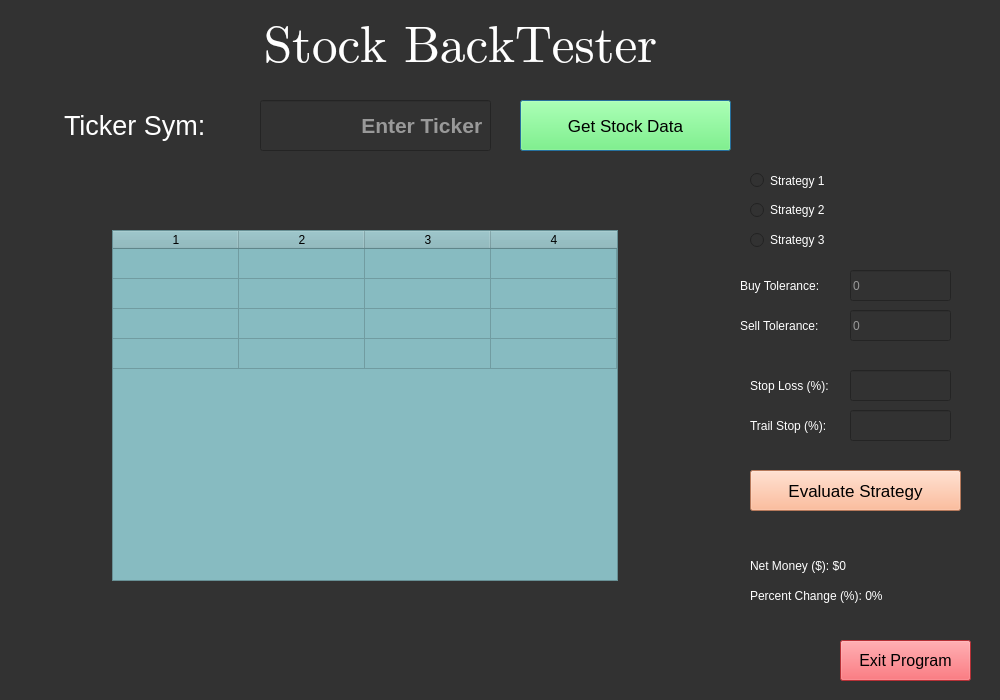
ArunJayaraman95/Industrial-Python-Project, file StockGUI.ui: the form before one commit.
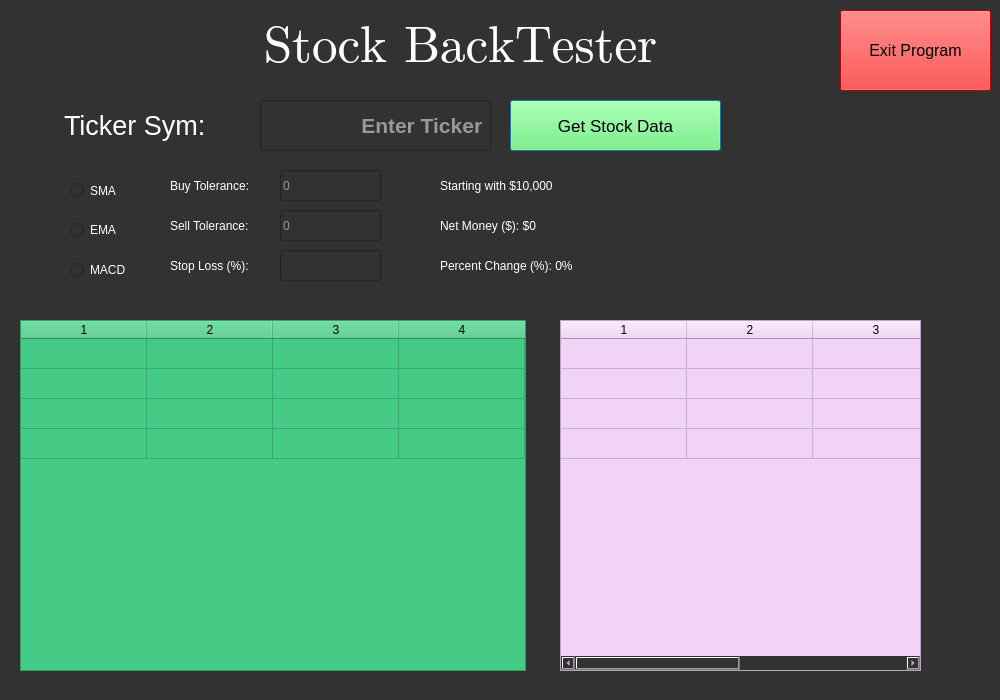
The form after the commit.

Commit message: Second table. Color palette revamp

Patch:
```diff
--- a/StockGUI.ui
+++ b/StockGUI.ui
@@ -20,7 +20,7 @@
   <widget class="QPushButton" name="GetStockDataButton">
    <property name="geometry">
     <rect>
-     <x>520</x>
+     <x>510</x>
      <y>100</y>
      <width>211</width>
      <height>51</height>
@@ -42,40 +42,40 @@
   <widget class="QRadioButton" name="radioButton">
    <property name="geometry">
     <rect>
-     <x>750</x>
-     <y>170</y>
+     <x>70</x>
+     <y>180</y>
      <width>91</width>
      <height>21</height>
     </rect>
    </property>
    <property name="text">
-    <string>Strategy 1</string>
+    <string>SMA</string>
    </property>
   </widget>
   <widget class="QRadioButton" name="radioButton_2">
    <property name="geometry">
     <rect>
-     <x>750</x>
-     <y>200</y>
+     <x>70</x>
+     <y>220</y>
      <width>95</width>
      <height>20</height>
     </rect>
    </property>
    <property name="text">
-    <string>Strategy 2</string>
+    <string>EMA</string>
    </property>
   </widget>
   <widget class="QRadioButton" name="radioButton_3">
    <property name="geometry">
     <rect>
-     <x>750</x>
-     <y>230</y>
+     <x>70</x>
+     <y>260</y>
      <width>95</width>
      <height>20</height>
     </rect>
    </property>
    <property name="text">
-    <string>Strategy 3</string>
+    <string>MACD</string>
    </property>
   </widget>
   <widget class="QLabel" name="label">
@@ -103,8 +103,8 @@
   <widget class="QLabel" name="NetMoneyLabel">
    <property name="geometry">
     <rect>
-     <x>750</x>
-     <y>550</y>
+     <x>440</x>
+     <y>210</y>
      <width>131</width>
      <height>31</height>
     </rect>
@@ -116,8 +116,8 @@
   <widget class="QLabel" name="PercentChangeLabel">
    <property name="geometry">
     <rect>
-     <x>750</x>
-     <y>580</y>
+     <x>440</x>
+     <y>250</y>
      <width>151</width>
      <height>31</height>
     </rect>
@@ -144,28 +144,6 @@
     <string>Ticker Sym:</string>
    </property>
   </widget>
-  <widget class="QPushButton" name="evaluateStrategyButton">
-   <property name="geometry">
-    <rect>
-     <x>750</x>
-     <y>470</y>
-     <width>211</width>
-     <height>41</height>
-    </rect>
-   </property>
-   <property name="font">
-    <font>
-     <pointsize>13</pointsize>
-    </font>
-   </property>
-   <property name="styleSheet">
-    <string notr="true">background-color: rgb(255, 170, 127);
-color: #000;</string>
-   </property>
-   <property name="text">
-    <string>Evaluate Strategy</string>
-   </property>
-  </widget>
   <widget class="QLineEdit" name="tickerEdit">
    <property name="geometry">
     <rect>
@@ -195,18 +173,8 @@
   <widget class="QLineEdit" name="stopLossEdit">
    <property name="geometry">
     <rect>
-     <x>850</x>
-     <y>370</y>
-     <width>101</width>
-     <height>31</height>
-    </rect>
-   </property>
-  </widget>
-  <widget class="QLineEdit" name="trailStopEdit">
-   <property name="geometry">
-    <rect>
-     <x>850</x>
-     <y>410</y>
+     <x>280</x>
+     <y>250</y>
      <width>101</width>
      <height>31</height>
     </rect>
@@ -215,8 +183,8 @@
   <widget class="QLabel" name="stopLossLabel">
    <property name="geometry">
     <rect>
-     <x>750</x>
-     <y>370</y>
+     <x>170</x>
+     <y>250</y>
      <width>91</width>
      <height>31</height>
     </rect>
@@ -225,26 +193,13 @@
     <string>Stop Loss (%):</string>
    </property>
   </widget>
-  <widget class="QLabel" name="trailLabel">
-   <property name="geometry">
-    <rect>
-     <x>750</x>
-     <y>410</y>
-     <width>91</width>
-     <height>31</height>
-    </rect>
-   </property>
-   <property name="text">
-    <string>Trail Stop (%):</string>
-   </property>
-  </widget>
   <widget class="QPushButton" name="exitButton">
    <property name="geometry">
     <rect>
      <x>840</x>
-     <y>640</y>
-     <width>131</width>
-     <height>41</height>
+     <y>10</y>
+     <width>151</width>
+     <height>81</height>
     </rect>
    </property>
    <property name="font">
@@ -253,7 +208,7 @@
     </font>
    </property>
    <property name="styleSheet">
-    <string notr="true">background-color: rgb(255, 67, 76);
+    <string notr="true">background-color: #F00;
 color: rgb(0, 0, 0);</string>
    </property>
    <property name="text">
@@ -263,8 +218,8 @@
   <widget class="QTableWidget" name="actionLog">
    <property name="geometry">
     <rect>
-     <x>112</x>
-     <y>230</y>
+     <x>20</x>
+     <y>320</y>
      <width>506</width>
      <height>351</height>
     </rect>
@@ -282,7 +237,7 @@
     </font>
    </property>
    <property name="styleSheet">
-    <string notr="true">background-color: rgb(135, 187, 193);
+    <string notr="true">background-color: #45CB85;
 color: rgb(0, 0, 0);</string>
    </property>
    <property name="lineWidth">
@@ -318,8 +273,8 @@
   <widget class="QLabel" name="buyTollLabel">
    <property name="geometry">
     <rect>
-     <x>740</x>
-     <y>270</y>
+     <x>170</x>
+     <y>170</y>
      <width>101</width>
      <height>31</height>
     </rect>
@@ -331,8 +286,8 @@
   <widget class="QLineEdit" name="buyToleranceEdit">
    <property name="geometry">
     <rect>
-     <x>850</x>
-     <y>270</y>
+     <x>280</x>
+     <y>170</y>
      <width>101</width>
      <height>31</height>
     </rect>
@@ -344,8 +299,8 @@
   <widget class="QLabel" name="sellTolLabel">
    <property name="geometry">
     <rect>
-     <x>740</x>
-     <y>310</y>
+     <x>170</x>
+     <y>210</y>
      <width>101</width>
      <height>31</height>
     </rect>
@@ -357,8 +312,8 @@
   <widget class="QLineEdit" name="sellToleranceEdit">
    <property name="geometry">
     <rect>
-     <x>850</x>
-     <y>310</y>
+     <x>280</x>
+     <y>210</y>
      <width>101</width>
      <height>31</height>
     </rect>
@@ -367,6 +322,74 @@
     <string>0</string>
    </property>
   </widget>
+  <widget class="QTableWidget" name="summaryTable">
+   <property name="geometry">
+    <rect>
+     <x>560</x>
+     <y>320</y>
+     <width>361</width>
+     <height>351</height>
+    </rect>
+   </property>
+   <property name="sizePolicy">
+    <sizepolicy hsizetype="Expanding" vsizetype="Expanding">
+     <horstretch>0</horstretch>
+     <verstretch>0</verstretch>
+    </sizepolicy>
+   </property>
+   <property name="font">
+    <font>
+     <family>Lucida Sans Unicode</family>
+     <pointsize>12</pointsize>
+    </font>
+   </property>
+   <property name="styleSheet">
+    <string notr="true">background-color: #F0D3F7;
+color: rgb(0, 0, 0);</string>
+   </property>
+   <property name="lineWidth">
+    <number>1</number>
+   </property>
+   <property name="gridStyle">
+    <enum>Qt::SolidLine</enum>
+   </property>
+   <property name="rowCount">
+    <number>4</number>
+   </property>
+   <property name="columnCount">
+    <number>4</number>
+   </property>
+   <attribute name="horizontalHeaderDefaultSectionSize">
+    <number>126</number>
+   </attribute>
+   <attribute name="horizontalHeaderMinimumSectionSize">
+    <number>50</number>
+   </attribute>
+   <attribute name="verticalHeaderVisible">
+    <bool>false</bool>
+   </attribute>
+   <row/>
+   <row/>
+   <row/>
+   <row/>
+   <column/>
+   <column/>
+   <column/>
+   <column/>
+  </widget>
+  <widget class="QLabel" name="NetMoneyLabel_2">
+   <property name="geometry">
+    <rect>
+     <x>440</x>
+     <y>170</y>
+     <width>151</width>
+     <height>31</height>
+    </rect>
+   </property>
+   <property name="text">
+    <string>Starting with $10,000</string>
+   </property>
+  </widget>
  </widget>
  <resources/>
  <connections/>
```
Left out of the diff: 6 changed lines with no effect on the pictures.
